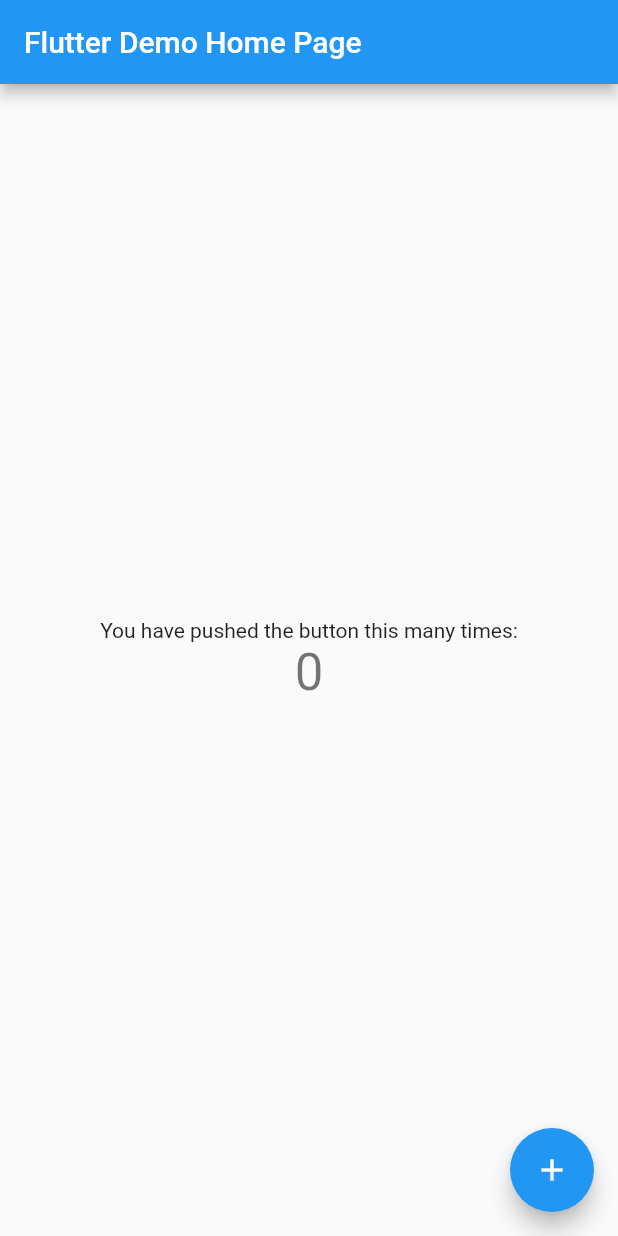
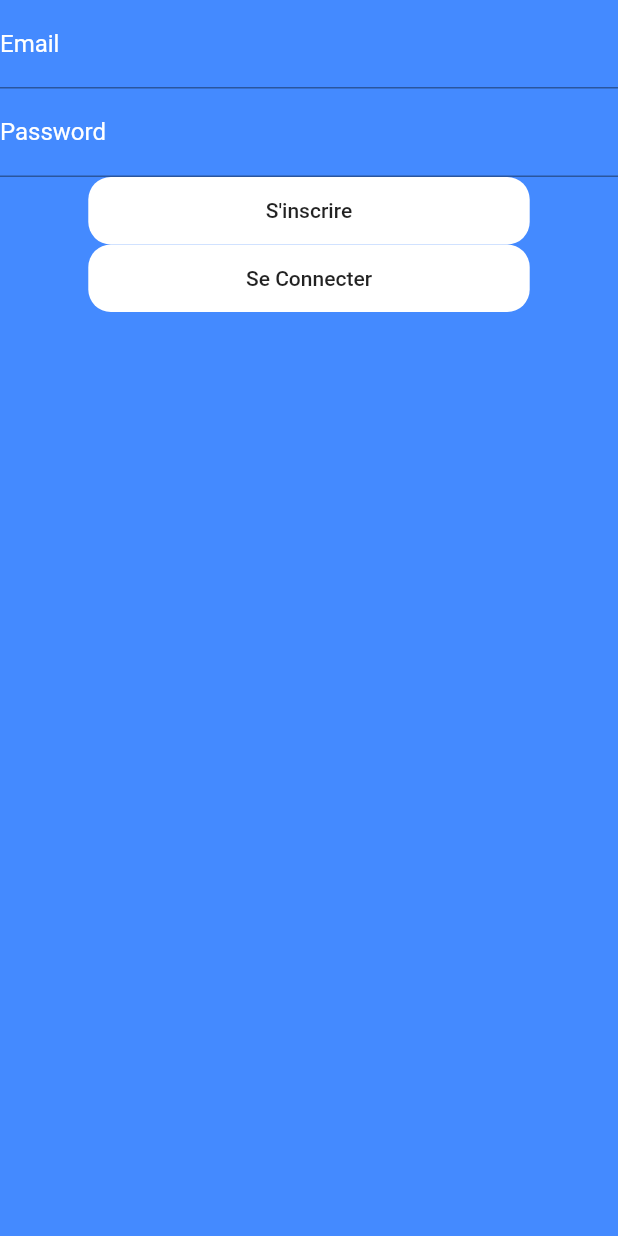
Before and after one commit to benjaminAd/crypto_wallet, a Flutter app: the screen it shows after launch, on a phone screen of 412 x 824 dp. Run offline on Flutter 3.47's test engine with Material 2 defaults, Android fonts, the phone set to English and light mode, and no system bars; our stand-ins replace firebase_core; accounts and stored records are empty.

Commit message:
App launch

```diff
--- a/lib/main.dart
+++ b/lib/main.dart
@@ -1,6 +1,12 @@
+// ignore_for_file: import_of_legacy_library_into_null_safe
+
+import 'package:crypto_wallet/ui/authentication.dart';
+import 'package:firebase_core/firebase_core.dart';
 import 'package:flutter/material.dart';
 
-void main() {
+void main() async{
+  WidgetsFlutterBinding.ensureInitialized();
+  await Firebase.initializeApp();
   runApp(const MyApp());
 }
 
@@ -10,106 +16,9 @@ class MyApp extends StatelessWidget {
   // This widget is the root of your application.
   @override
   Widget build(BuildContext context) {
-    return MaterialApp(
-      title: 'Flutter Demo',
-      theme: ThemeData(
-        // This is the theme of your application.
-        //
-        // Try running your application with "flutter run". You'll see the
-        // application has a blue toolbar. Then, without quitting the app, try
-        // changing the primarySwatch below to Colors.green and then invoke
-        // "hot reload" (press "r" in the console where you ran "flutter run",
-        // or simply save your changes to "hot reload" in a Flutter IDE).
-        // Notice that the counter didn't reset back to zero; the application
-        // is not restarted.
-        primarySwatch: Colors.blue,
-      ),
-      home: const MyHomePage(title: 'Flutter Demo Home Page'),
+    return const MaterialApp(
+      title: 'Crypto Wallet',
+      home: Authentication(),
     );
   }
 }
-
-class MyHomePage extends StatefulWidget {
-  const MyHomePage({Key? key, required this.title}) : super(key: key);
-
-  // This widget is the home page of your application. It is stateful, meaning
-  // that it has a State object (defined below) that contains fields that affect
-  // how it looks.
-
-  // This class is the configuration for the state. It holds the values (in this
-  // case the title) provided by the parent (in this case the App widget) and
-  // used by the build method of the State. Fields in a Widget subclass are
-  // always marked "final".
-
-  final String title;
-
-  @override
-  State<MyHomePage> createState() => _MyHomePageState();
-}
-
-class _MyHomePageState extends State<MyHomePage> {
-  int _counter = 0;
-
-  void _incrementCounter() {
-    setState(() {
-      // This call to setState tells the Flutter framework that something has
-      // changed in this State, which causes it to rerun the build method below
-      // so that the display can reflect the updated values. If we changed
-      // _counter without calling setState(), then the build method would not be
-      // called again, and so nothing would appear to happen.
-      _counter++;
-    });
-  }
-
-  @override
-  Widget build(BuildContext context) {
-    // This method is rerun every time setState is called, for instance as done
-    // by the _incrementCounter method above.
-    //
-    // The Flutter framework has been optimized to make rerunning build methods
-    // fast, so that you can just rebuild anything that needs updating rather
-    // than having to individually change instances of widgets.
-    return Scaffold(
-      appBar: AppBar(
-        // Here we take the value from the MyHomePage object that was created by
-        // the App.build method, and use it to set our appbar title.
-        title: Text(widget.title),
-      ),
-      body: Center(
-        // Center is a layout widget. It takes a single child and positions it
-        // in the middle of the parent.
-        child: Column(
-          // Column is also a layout widget. It takes a list of children and
-          // arranges them vertically. By default, it sizes itself to fit its
-          // children horizontally, and tries to be as tall as its parent.
-          //
-          // Invoke "debug painting" (press "p" in the console, choose the
-          // "Toggle Debug Paint" action from the Flutter Inspector in Android
-          // Studio, or the "Toggle Debug Paint" command in Visual Studio Code)
-          // to see the wireframe for each widget.
-          //
-          // Column has various properties to control how it sizes itself and
-          // how it positions its children. Here we use mainAxisAlignment to
-          // center the children vertically; the main axis here is the vertical
-          // axis because Columns are vertical (the cross axis would be
-          // horizontal).
-          mainAxisAlignment: MainAxisAlignment.center,
-          children: <Widget>[
-            const Text(
-              'You have pushed the button this many times:',
-            ),
-            Text(
-              '$_counter',
-              style: Theme.of(context).textTheme.headline4,
-            ),
-          ],
-        ),
-      ),
-      floatingActionButton: FloatingActionButton(
-        onPressed: _incrementCounter,
-        tooltip: 'Increment',
-        child: const Icon(Icons.add),
-      ), // This trailing comma makes auto-formatting nicer for build methods.
-    );
-  }
-}
--- /dev/null
+++ b/lib/ui/authentication.dart
@@ -0,0 +1,81 @@
+import 'package:flutter/material.dart';
+
+class Authentication extends StatefulWidget {
+  const Authentication({ Key? key }) : super(key: key);
+
+  @override
+  _AuthenticationState createState() => _AuthenticationState();
+}
+
+class _AuthenticationState extends State<Authentication> {
+  final TextEditingController _emailField = TextEditingController();
+  final TextEditingController _passwordField = TextEditingController();
+
+  @override
+  Widget build(BuildContext context) {
+    return Scaffold(
+      body: Container(
+        width: MediaQuery.of(context).size.width,
+        height: MediaQuery.of(context).size.height,
+        decoration: const BoxDecoration(
+          color: Colors.blueAccent,
+        ),
+        child: Column(
+          children: [
+            TextFormField(
+              controller: _emailField,
+              decoration: const InputDecoration(
+                hintText: "something@email.com",
+                hintStyle: TextStyle(
+                  color: Colors.white
+                  ),
+                labelText: "Email",
+                labelStyle: TextStyle(
+                  color: Colors.white,
+                ),
+              ),
+            ),
+            TextFormField(
+              controller: _passwordField,
+              obscureText: true,
+              decoration: const InputDecoration(
+                hintText: "Mot de passe",
+                hintStyle: TextStyle(
+                  color: Colors.white
+                  ),
+                labelText: "Password",
+                labelStyle: TextStyle(
+                  color: Colors.white,
+                ),
+              ),
+            ),
+            Container(
+              width: MediaQuery.of(context).size.width / 1.4,
+              height: 45,
+              decoration: BoxDecoration(
+                borderRadius: BorderRadius.circular(15.0),
+                color: Colors.white,
+              ),
+              child: MaterialButton(
+                onPressed: (){},
+                child: const Text("S'inscrire"),
+              ),
+            ),
+            Container(
+              width: MediaQuery.of(context).size.width / 1.4,
+              height: 45,
+              decoration: BoxDecoration(
+                borderRadius: BorderRadius.circular(15.0),
+                color: Colors.white,
+              ),
+              child: MaterialButton(
+                onPressed: (){},
+                child: const Text("Se Connecter"),
+              ),
+            ),
+          ],
+        ),
+      ),
+    );
+  }
+}
--- a/pubspec.yaml
+++ b/pubspec.yaml
@@ -29,6 +29,11 @@ environment:
 dependencies:
   flutter:
     sdk: flutter
+
+  #FlutterFire
+  firebase_core: "^0.7.0"
+  firebase_auth: "^0.20.1"
+  cloud_firestore: "^0.16.0+1"
 
 
   # The following adds the Cupertino Icons font to your application.
```
Also changed, not shown: lib/model/coin.dart (added), lib/net/api_methods.dart (added), lib/net/flutterfire.dart (added), pubspec.lock, 28 other files.
